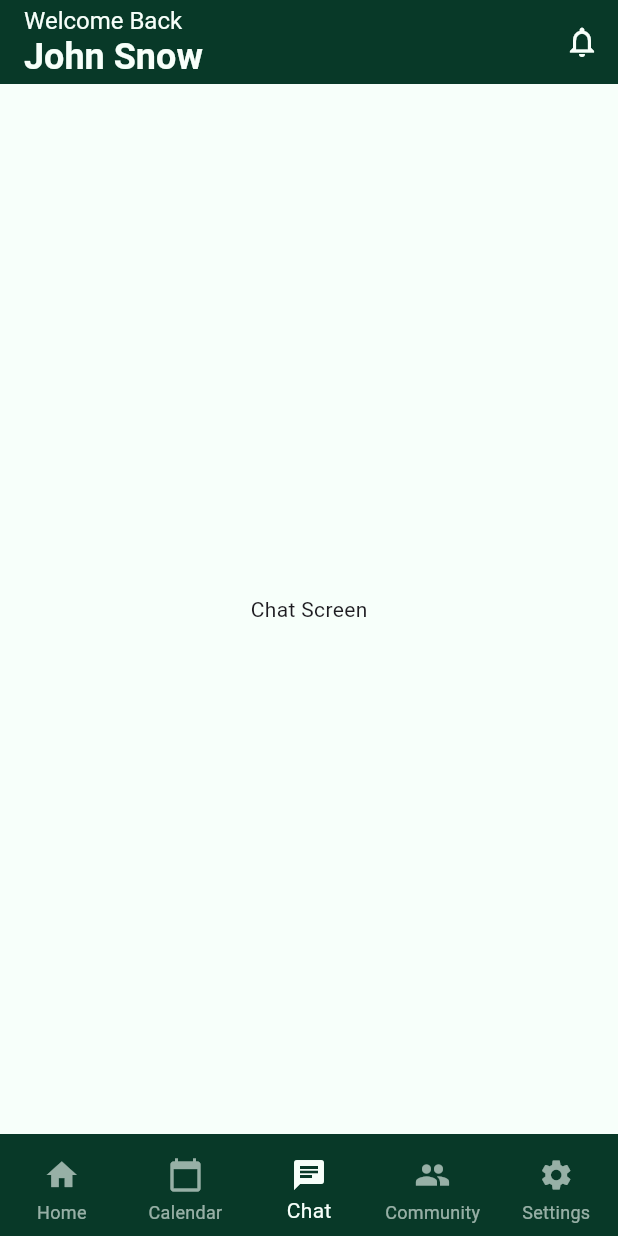
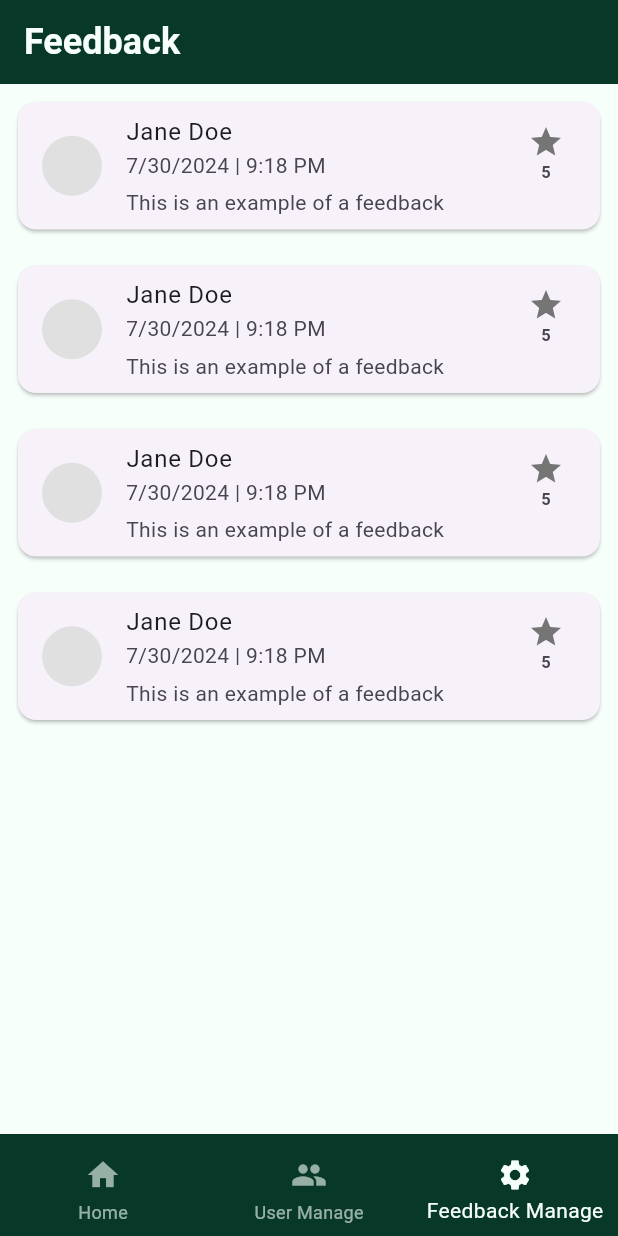
Before and after one commit to OppaiMilk/FitQuest, a Flutter app: the screen it shows after launch, item 3 of the bottom bar chosen, on a phone screen of 412 x 824 dp. Run offline on Flutter 3.47's test engine with Material 3 defaults, Android fonts, the phone set to English and light mode, and no system bars; our stand-ins replace cloud_firestore, firebase_core, flutter_bloc; accounts and stored records are empty.

```diff
--- /dev/null
+++ b/lib/features/admin_main/model/admin.dart
@@ -0,0 +1,27 @@
+// admin.dart
+class Admin {
+  final String id;
+  final String name;
+  final String email;
+
+
+  const Admin({
+    required this.id,
+    required this.name,
+    required this.email,
+
+  });
+
+  Admin copyWith({
+    String? id,
+    String? name,
+    String? email,
+  }) {
+    return Admin(
+      id: id ?? this.id,
+      name: name ?? this.name,
+      email: email ?? this.email,
+
+    );
+  }
+}
--- /dev/null
+++ b/lib/features/admin_main/screens/Feedback_Manage/feedback_admin_screen.dart
@@ -0,0 +1,44 @@
+import 'package:flutter/material.dart';
+
+class AdminFeedbackScreen extends StatelessWidget {
+  @override
+  Widget build(BuildContext context) {
+    return ListView.builder(
+      itemCount: 4,
+      itemBuilder: (context, index) {
+        return FeedbackItem();
+      },
+    );
+  }
+}
+
+class FeedbackItem extends StatelessWidget {
+  @override
+  Widget build(BuildContext context) {
+    return Padding(
+      padding: const EdgeInsets.all(8.0),
+      child: Card(
+        child: ListTile(
+          leading: CircleAvatar(
+            backgroundColor: Colors.grey[300],
+          ),
+          title: Text('Jane Doe'),
+          subtitle: Column(
+            crossAxisAlignment: CrossAxisAlignment.start,
+            children: [
+              Text('7/30/2024 | 9:18 PM'),
+              SizedBox(height: 5),
+              Text('This is an example of a feedback'),
+            ],
+          ),
+          trailing: Column(
+            children: [
+              Icon(Icons.star, color: Colors.grey[600]),
+              Text('5', style: TextStyle(fontWeight: FontWeight.bold)),
+            ],
+          ),
+        ),
+      ),
+    );
+  }
+}
--- /dev/null
+++ b/lib/features/admin_main/screens/admin_main_screen.dart
@@ -0,0 +1,199 @@
+import 'package:calories_tracking/features/admin_main/screens/Feedback_Manage/feedback_admin_screen.dart';
+import 'package:calories_tracking/features/admin_main/screens/User_Manage/user_manage_screen.dart';
+import 'package:calories_tracking/features/commonWidget/appbar.dart';
+import 'package:flutter/material.dart';
+import 'package:calories_tracking/core/theme/app_theme.dart';
+import '../../commonWidget/bottom_navigation.dart';
+
+class AdminMainScreen extends StatefulWidget {
+  const AdminMainScreen({Key? key}) : super(key: key);
+
+  @override
+  _AdminMainScreenState createState() => _AdminMainScreenState();
+}
+
+class _AdminMainScreenState extends State<AdminMainScreen> {
+  int _currentIndex = 0;
+  List<String> approvals = [
+    'Approval 1',
+    'Approval 2',
+    'Approval 3',
+    'Approval 4',
+    'Approval 5'
+  ];
+  String searchQuery = '';
+
+  @override
+  Widget build(BuildContext context) {
+    return Scaffold(
+      backgroundColor: AppTheme.tertiaryColor,
+      appBar: CustomAppBar(
+        role: appbarType.admin,
+        currentIndex: _currentIndex,
+      ),
+      body: IndexedStack(
+        index: _currentIndex,
+        children: [
+          _buildMainContent(),
+          UserManageScreen(),
+          AdminFeedbackScreen(),
+        ],
+      ),
+      bottomNavigationBar: CustomBottomNavigationBar(
+        role: UserRole.admin,
+        currentIndex: _currentIndex,
+        onTap: (index) {
+          setState(() {
+            _currentIndex = index;
+          });
+        },
+      ),
+    );
+  }
+
+  Widget _buildMainContent() {
+    return Padding(
+      padding: const EdgeInsets.all(16.0),
+      child: Column(
+        children: [
+          Container(
+            padding: const EdgeInsets.all(20),
+            decoration: BoxDecoration(
+              color: Colors.grey[200],
+              borderRadius: BorderRadius.circular(12),
+            ),
+            child: Column(
+              children: const [
+                Text(
+                  '5',
+                  style: TextStyle(
+                    fontSize: 48,
+                    fontWeight: FontWeight.bold,
+                  ),
+                ),
+                Text(
+                  'Coach Registrations Pending Approval',
+                  style: TextStyle(
+                    fontSize: 16,
+                    color: Colors.black54,
+                  ),
+                ),
+              ],
+            ),
+          ),
+          const SizedBox(height: 20),
+          _buildPendingApprovalsSection(),
+        ],
+      ),
+    );
+  }
+
+  Widget _buildPendingApprovalsSection() {
+    List<String> filteredApprovals = approvals
+        .where((approval) =>
+            approval.toLowerCase().contains(searchQuery.toLowerCase()))
+        .toList();
+
+    return Expanded(
+      child: Column(
+        crossAxisAlignment: CrossAxisAlignment.start,
+        children: [
+          const Text(
+            'Pending Approvals',
+            style: TextStyle(
+              fontSize: 20,
+              fontWeight: FontWeight.bold,
+            ),
+          ),
+          const SizedBox(height: 10),
+          _buildSearchBox(),
+          const SizedBox(height: 10),
+          Expanded(
+            child: ListView.builder(
+              itemCount: filteredApprovals.length,
+              itemBuilder: (context, index) {
+                return Card(
+                  child: ListTile(
+                    title: Text(filteredApprovals[index]),
+                    trailing: const Icon(Icons.arrow_forward_ios),
+                    onTap: () {
+                      // 实现导航到详细信息页面
+                      _navigateToApprovalDetail(filteredApprovals[index]);
+                    },
+                  ),
+                );
+              },
+            ),
+          ),
+        ],
+      ),
+    );
+  }
+
+  Widget _buildSearchBox() {
+    return TextField(
+      decoration: InputDecoration(
+        prefixIcon: const Icon(Icons.search),
+        hintText: 'Search',
+        border: OutlineInputBorder(
+          borderRadius: BorderRadius.circular(12),
+        ),
+        filled: true,
+        fillColor: Colors.grey[200],
+      ),
+      onChanged: (value) {
+        setState(() {
+          searchQuery = value;
+        });
+      },
+    );
+  }
+
+  void _showNotifications() {
+    showDialog(
+      context: context,
+      builder: (BuildContext context) {
+        return AlertDialog(
+          title: const Text('Notifications'),
+          content: const Text('You have new notifications!'),
+          actions: [
+            TextButton(
+              onPressed: () {
+                Navigator.of(context).pop();
+              },
+              child: const Text('Close'),
+            ),
+          ],
+        );
+      },
+    );
+  }
+
+  void _navigateToApprovalDetail(String approval) {
+    Navigator.push(
+      context,
+      MaterialPageRoute(
+        builder: (context) => ApprovalDetailScreen(approval: approval),
+      ),
+    );
+  }
+}
+
+class ApprovalDetailScreen extends StatelessWidget {
+  final String approval;
+
+  const ApprovalDetailScreen({Key? key, required this.approval})
+      : super(key: key);
+
+  @override
+  Widget build(BuildContext context) {
+    return Scaffold(
+      appBar: AppBar(
+        title: Text('Approval Detail'),
+      ),
+      body: Center(
+        child: Text('Details for $approval'),
+      ),
+    );
+  }
+}
--- /dev/null
+++ b/lib/features/commonWidget/appbar.dart
@@ -0,0 +1,217 @@
+import 'package:flutter/material.dart';
+import 'package:calories_tracking/core/theme/app_theme.dart';
+
+enum appbarType { user, coach, admin }
+
+class CustomAppBar extends StatelessWidget implements PreferredSizeWidget {
+  final appbarType role;
+  final int currentIndex;
+
+  const CustomAppBar({
+    super.key,
+    required this.role,
+    required this.currentIndex,
+  });
+
+  @override
+  Size get preferredSize => const Size.fromHeight(kToolbarHeight);
+
+  @override
+  Widget build(BuildContext context) {
+    switch (role) {
+      case appbarType.user:
+        return _buildUserAppBar();
+      case appbarType.coach:
+        return _buildCoachAppBar();
+      case appbarType.admin:
+        return _buildAdminAppBar();
+    }
+  }
+ /// ------------------------------Admin------------------------------ ///
+
+  Widget _buildAdminAppBar() {
+    String titleText;
+    List<Widget> actions = [];
+
+    switch (currentIndex) {
+      case 0:
+        titleText = "Dashboard";
+        actions = [
+          IconButton(
+            icon: const Icon(Icons.notifications_outlined, color: AppTheme.primaryTextColor),
+            onPressed: () {
+
+            },
+          ),
+        ];
+        break;
+      case 1:
+        titleText = "User Management";
+        break;
+      case 2:
+        titleText = "Feedback";
+        break;
+      default:
+        titleText = "Error";
+        break;
+    }
+
+    return AppBar(
+      backgroundColor: AppTheme.primaryColor,
+      elevation: 0,
+      title: titleText == "Dashboard"
+          ? _buildWelcomeText("userName")
+          : Text(
+        titleText,
+        style: const TextStyle(
+          color: AppTheme.primaryTextColor,
+          fontSize: 24,
+          fontWeight: FontWeight.bold,
+        ),
+      ),
+      actions: actions,
+    );
+  }
+
+  /// ------------------------------User------------------------------ ///
+
+  Widget _buildUserAppBar() {
+    String titleText;
+    List<Widget> actions = [];
+
+    switch (currentIndex) {
+      // case ?:
+      //   titleText = "";
+      //   actions = [
+      //     IconButton(
+      //       icon: const Icon(Icons.notifications_outlined, color: AppTheme.primaryTextColor),
+      //       onPressed: () {
+      //
+      //       },
+      //     ),
+      //   ];
+      //   break;
+      case 0:
+        titleText = "Dashboard";
+        actions = [
+          IconButton(
+            icon: const Icon(Icons.notifications_outlined, color: AppTheme.primaryTextColor),
+            onPressed: () {
+
+            },
+          ),
+        ];
+        break;
+      case 1:
+        titleText = "User Management";
+        break;
+      case 2:
+        titleText = "Feedback";
+        break;
+      default:
+        titleText = "Error";
+        break;
+    }
+
+    return AppBar(
+      backgroundColor: AppTheme.primaryColor,
+      elevation: 0,
+      title: titleText == "Dashboard"
+          ? _buildWelcomeText("userName")
+          : Text(
+        titleText,
+        style: const TextStyle(
+          color: AppTheme.primaryTextColor,
+          fontSize: 24,
+          fontWeight: FontWeight.bold,
+        ),
+      ),
+      actions: actions,
+    );
+  }
+
+  ///  ------------------------------Coach------------------------------ ///
+
+  Widget _buildCoachAppBar() {
+    String titleText;
+    List<Widget> actions = [];
+
+    switch (currentIndex) {
+    // case ?:
+    //   titleText = "";
+    //   actions = [
+    //     IconButton(
+    //       icon: const Icon(Icons.notifications_outlined, color: AppTheme.primaryTextColor),
+    //       onPressed: () {
+    //
+    //       },
+    //     ),
+    //   ];
+    //   break;
+      case 0:
+        titleText = "Dashboard";
+        actions = [
+          IconButton(
+            icon: const Icon(Icons.notifications_outlined, color: AppTheme.primaryTextColor),
+            onPressed: () {
+
+            },
+          ),
+        ];
+        break;
+      case 1:
+        titleText = "User Management";
+        break;
+      case 2:
+        titleText = "Feedback";
+        break;
+      default:
+        titleText = "Error";
+        break;
+    }
+
+    return AppBar(
+      backgroundColor: AppTheme.primaryColor,
+      elevation: 0,
+      title: titleText == "Dashboard"
+          ? _buildWelcomeText("userName")
+          : Text(
+        titleText,
+        style: const TextStyle(
+          color: AppTheme.primaryTextColor,
+          fontSize: 24,
+          fontWeight: FontWeight.bold,
+        ),
+      ),
+      actions: actions,
+    );
+  }
+
+
+  ///  ------------------------------Widget------------------------------ ///
+  Widget _buildWelcomeText(String userName) {
+    return Column(
+      crossAxisAlignment: CrossAxisAlignment.start,
+      children: [
+        const Text(
+          'Welcome Back',
+          style: TextStyle(
+            color: AppTheme.primaryTextColor,
+            fontSize: 16,
+            fontWeight: FontWeight.normal,
+          ),
+        ),
+        Text(
+          userName,
+          style: const TextStyle(
+            color: AppTheme.primaryTextColor,
+            fontSize: 24,
+            fontWeight: FontWeight.bold,
+          ),
+        ),
+      ],
+    );
+  }
+
+
+}
--- a/lib/features/user_main/widgets/bottom_navigation.dart
+++ b/lib/features/commonWidget/bottom_navigation.dart
@@ -97,7 +97,27 @@ class CustomBottomNavigationBar extends StatelessWidget {
 
   Widget _buildAdminNavigationBar() {
     final List<BottomNavigationBarItem> items = [
-      // TODO: Implement coach navigation bar
+      const BottomNavigationBarItem(
+        icon: Padding(
+          padding: EdgeInsets.only(top:8.0, left:8.0, right:8.0, bottom:2.0),
+          child: Icon(Icons.home),
+        ),
+        label: 'Home',
+      ),
+      const BottomNavigationBarItem(
+        icon: Padding(
+          padding: EdgeInsets.only(top:8.0, left:8.0, right:8.0, bottom:2.0),
+          child: Icon(Icons.group),
+        ),
+        label: 'User Manage',
+      ),
+      const BottomNavigationBarItem(
+        icon: Padding(
+          padding: EdgeInsets.only(top:8.0, left:8.0, right:8.0, bottom:2.0),
+          child: Icon(Icons.settings),
+        ),
+        label: 'Feedback Manage',
+      ),
     ];
 
     return BottomNavigationBar(
--- a/lib/features/user_main/screens/user_main_screen.dart
+++ b/lib/features/user_main/screens/user_main_screen.dart
@@ -1,4 +1,4 @@
-import 'package:calories_tracking/features/user_main/widgets/bottom_navigation.dart';
+import 'package:calories_tracking/features/commonWidget/bottom_navigation.dart';
 import 'package:flutter/material.dart';
 import 'package:flutter_bloc/flutter_bloc.dart';
 import 'package:calories_tracking/core/theme/app_theme.dart';
--- a/lib/main.dart
+++ b/lib/main.dart
@@ -2,6 +2,7 @@ import 'package:calories_tracking/core/utils/time_parser.dart';
 import 'package:flutter/material.dart';
 import 'package:flutter_bloc/flutter_bloc.dart';
 import 'package:calories_tracking/core/theme/app_theme.dart';
+import 'package:firebase_core/firebase_core.dart';
 import 'package:calories_tracking/features/user_main/screens/user_main_screen.dart';
 import 'package:calories_tracking/features/user_main/bloc/quest_bloc.dart';
 import 'package:calories_tracking/features/user_main/bloc/user_bloc.dart';
@@ -10,8 +11,12 @@ import 'package:calories_tracking/features/user_main/repositories/user_repositor
 import 'package:calories_tracking/features/book_coaches/repositories/coach_repository.dart';
 import 'package:calories_tracking/features/workouts/repositories/workout_repository.dart';
 
+import 'features/admin_main/screens/admin_main_screen.dart';
+
 //TODO remove print statements used for terminal logging, non production purposes only
-void main() {
+void main() async{
+  WidgetsFlutterBinding.ensureInitialized();
+  await Firebase.initializeApp();
   final malaysiaTime = TimeParser.getMalaysiaTime();
   print('App started at (Malaysia Time - MYT):');
   print(TimeParser.formatDateTime(malaysiaTime));
@@ -55,7 +60,7 @@ class MyApp extends StatelessWidget {
           debugShowCheckedModeBanner: false,
           title: 'FitQuest',
           theme: AppTheme.lightTheme,
-          home: const UserMainScreen(),
+          home: const AdminMainScreen(),
         ),
       ),
     );
--- a/pubspec.yaml
+++ b/pubspec.yaml
@@ -37,6 +37,8 @@ dependencies:
   cupertino_icons: ^1.0.6
   flutter_material_symbols: ^0.0.4
   flutter_bloc: ^8.1.3
+  firebase_core: ^2.4.0
+  cloud_firestore: ^4.3.0
 
 dev_dependencies:
   flutter_test:
```
Also changed, not shown: lib/features/admin_main/repository/admin_repository.dart (added, +43 -0 lines), lib/features/admin_main/screens/User_Manage/user_details_screen.dart (added, +91 -0 lines), lib/features/admin_main/screens/User_Manage/user_manage_screen.dart (added, +46 -0 lines), lib/features/admin_main/bloc/admin_bloc.dart (added), lib/features/admin_main/screens/Feedback_Manage/feedback_detail.dart (added), pubspec.lock, 5 other files.
